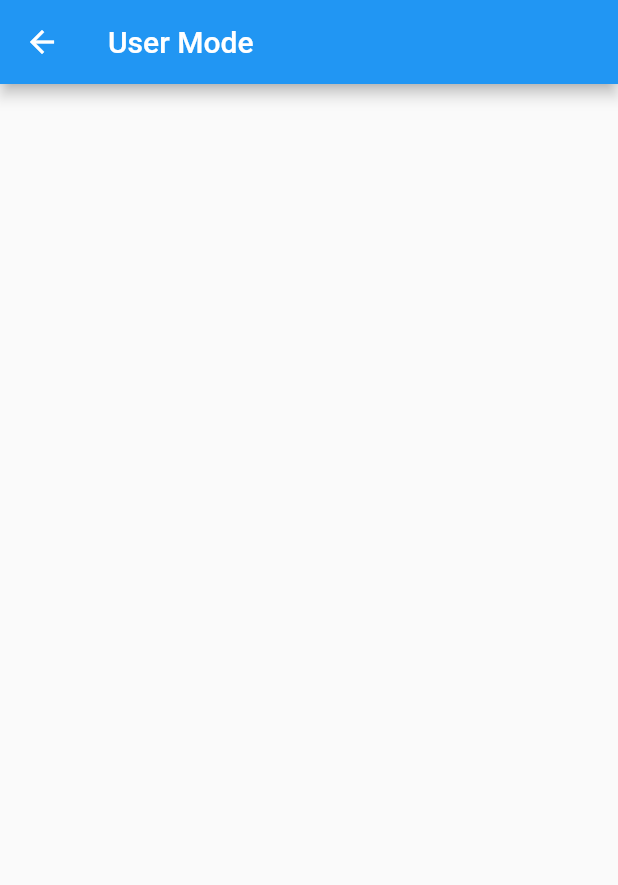
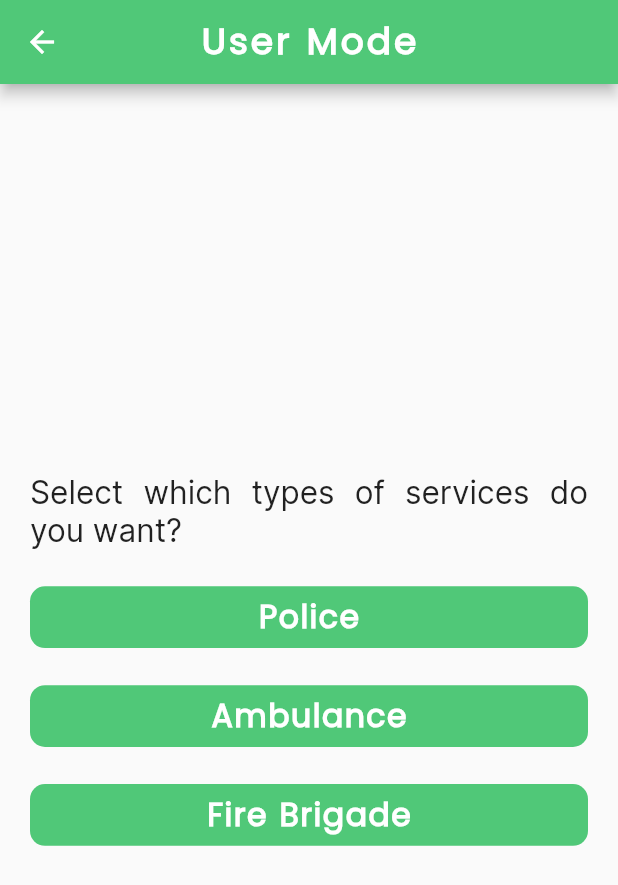
Before and after one commit to muneeb-shahid/SQuiP, a Flutter app: the UserMode screen opened by its route, on a phone screen of 412 x 824 dp. Shown: the top 885 px of the screen. Run offline on Flutter 3.47's test engine with Material 2 defaults, Android fonts, the light colour scheme and no system bars; our stand-ins replace get_it, stacked, stacked_core, stacked_services; missing offline and left inert: dart:ffi.

Commit message:
second commit

```diff
--- /dev/null
+++ b/lib/Services/Constants/appBarConstant.dart
@@ -0,0 +1,22 @@
+import 'package:flutter/material.dart';
+
+import 'constantsColors.dart';
+import 'fontsConstant.dart';
+
+class AppBar_Constants {
+  appBar_Func(String text) {
+    return AppBar(
+      centerTitle: true,
+      backgroundColor: App_Colors.app_green_color,
+      title: Text(
+        text,
+        style: TextStyle(
+            wordSpacing: 1,
+            letterSpacing: 2,
+            fontSize: FontsConstants.heading_font_size,
+            fontWeight: FontsConstants.font_weight,
+            fontFamily: FontsConstants.heading_font_family),
+      ),
+    );
+  }
+}
--- a/lib/Services/gesturedetector.dart
+++ b/lib/Services/gesturedetector.dart
@@ -10,12 +10,11 @@ import 'Constants/constantsColors.dart';
 import 'Constants/fontsConstant.dart';
 
 class Gesture_Button {
-
-  gestureButton_function(context,String text, navigate) {
+  gestureButton_function(
+    context,
+    String text,
+  ) {
     return GestureDetector(
-      onTap: () {
-        navigate;
-      },
       child: Padding(
         padding: EdgeInsets.only(
           left: 20,
--- a/lib/View/UserView/userView.dart
+++ b/lib/View/AdminModeView/adminModeView.dart
@@ -3,20 +3,21 @@ import 'package:flutter/src/widgets/framework.dart';
 import 'package:flutter/src/widgets/placeholder.dart';
 import 'package:stacked/stacked.dart';
 
-import '../../ViewModel/UserViewModel/userViewModel.dart';
+import '../../ViewModel/AdminModeViewModel/adminModeViewModel.dart';
 
 
-class UserMode extends StatelessWidget {
-  const UserMode({super.key});
+
+class AdminMode extends StatelessWidget {
+  const AdminMode({super.key});
 
   @override
   Widget build(BuildContext context) {
     return ViewModelBuilder.reactive(
-      viewModelBuilder: () => UserViewModel(),
+      viewModelBuilder: () => Admin_Mode_ViewModel(),
       builder: (context, viewModel, child) {
         return Scaffold(
           appBar: AppBar(
-            title: Text("User Mode"),
+            title: Text("Admin Mode"),
           ),
         );
       },
--- /dev/null
+++ b/lib/View/UserModeView/userView.dart
@@ -0,0 +1,79 @@
+import 'package:flutter/material.dart';
+import 'package:flutter/src/widgets/framework.dart';
+import 'package:flutter/src/widgets/placeholder.dart';
+import 'package:stacked/stacked.dart';
+
+import '../../Services/Constants/appBarConstant.dart';
+import '../../Services/Constants/fontsConstant.dart';
+import '../../ViewModel/UserModeViewModel/userViewModel.dart';
+
+class UserMode extends StatelessWidget {
+  const UserMode({super.key});
+
+  @override
+  Widget build(BuildContext context) {
+    return ViewModelBuilder.reactive(
+      viewModelBuilder: () => UserViewModel(),
+      builder: (context, viewModel, child) {
+        return Scaffold(
+          appBar: AppBar_Constants().appBar_Func("User Mode"),
+          body: Center(
+            child: SingleChildScrollView(
+              child: Column(
+                children: [
+                  Padding(
+                    padding: const EdgeInsets.only(left: 20, right: 20),
+                    child: Text(
+                      "Select which types of services do you want?",
+                      textAlign: TextAlign.justify,
+                      style: TextStyle(
+                        fontSize: FontsConstants.sub_heading_font_size,
+                        fontFamily: FontsConstants.sub_heading_font_family,
+                      ),
+                    ),
+                  ),
+                  SizedBox(
+                    height: MediaQuery.of(context).size.height * 0.03,
+                  ),
+                  InkWell(
+                    onTap: () {
+                      viewModel.navigateToTheUserMode();
+                    },
+                    child: viewModel.gesture_Button.gestureButton_function(
+                      context,
+                      "Police",
+                    ),
+                  ),
+                  SizedBox(
+                    height: MediaQuery.of(context).size.height * 0.03,
+                  ),
+                  InkWell(
+                    onTap: () {
+                      viewModel.navigateToTheUserMode();
+                    },
+                    child: viewModel.gesture_Button.gestureButton_function(
+                      context,
+                      "Ambulance",
+                    ),
+                  ),
+                  SizedBox(
+                    height: MediaQuery.of(context).size.height * 0.03,
+                  ),
+                  InkWell(
+                    onTap: () {
+                      viewModel.navigateToTheUserMode();
+                    },
+                    child: viewModel.gesture_Button.gestureButton_function(
+                      context,
+                      "Fire Brigade",
+                    ),
+                  ),
+                ],
+              ),
+            ),
+          ),
+        );
+      },
+    );
+  }
+}
--- a/lib/ViewModel/UserViewModel/userViewModel.dart
+++ b/lib/ViewModel/AdminModeViewModel/adminModeViewModel.dart
@@ -6,7 +6,7 @@ import 'package:stacked_services/stacked_services.dart';
 
 import '../../app/app.locator.dart';
 
-class UserViewModel extends BaseViewModel {
+class Admin_Mode_ViewModel extends BaseViewModel {
   final navigationService = locator<NavigationService>();
 
 
--- /dev/null
+++ b/lib/ViewModel/UserModeViewModel/userViewModel.dart
@@ -0,0 +1,27 @@
+import 'package:app_/app/app.router.dart';
+import 'package:stacked/stacked.dart';
+import 'package:stacked_services/stacked_services.dart';
+import 'package:stacked_services/stacked_services.dart';
+import 'package:stacked_services/stacked_services.dart';
+
+import '../../Services/gesturedetector.dart';
+import '../../app/app.locator.dart';
+
+class UserViewModel extends BaseViewModel {
+final navigationService = locator<NavigationService>();
+  final gesture_Button = Gesture_Button();
+
+  gest() {
+    gesture_Button.gestureButton_function;
+  }
+
+  navigateToTheUserMode() {
+    navigationService.navigateToUserMode();
+  }
+
+  navigateToTheAdminMode() {
+    navigationService.navigateToAdminMode();
+  }
+
+
+}
--- a/lib/app/app.dart
+++ b/lib/app/app.dart
@@ -4,13 +4,16 @@ import 'package:stacked/stacked.dart';
 import 'package:stacked_services/stacked_services.dart';
 
 import '../Services/gesturedetector.dart';
-import '../View/UserView/userView.dart';
+import '../View/AdminModeView/adminModeView.dart';
+import '../View/UserModeView/userView.dart';
 import '../View/adminView.dart';
 
 @StackedApp(routes: [
   MaterialRoute(page: StartingView, initial: true),
 
   MaterialRoute(page: UserMode,),
+  MaterialRoute(page: AdminMode,),
+
   // MaterialRoute(page: AdminView,),
   // MaterialRoute(page: AdminMode,),
 
```
Also changed, not shown: lib/View/startingView.dart (+24 -16 lines), lib/ViewModel/startingViewModel.dart (+4 -4 lines), lib/app/app.router.dart (+45 -3 lines).
